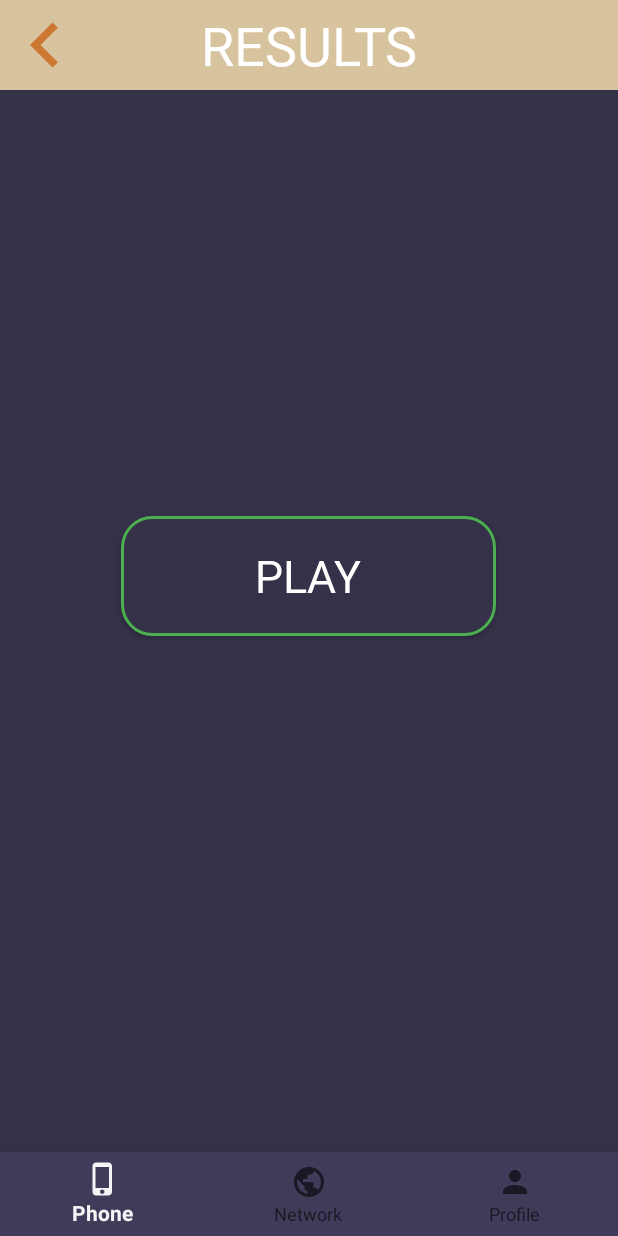
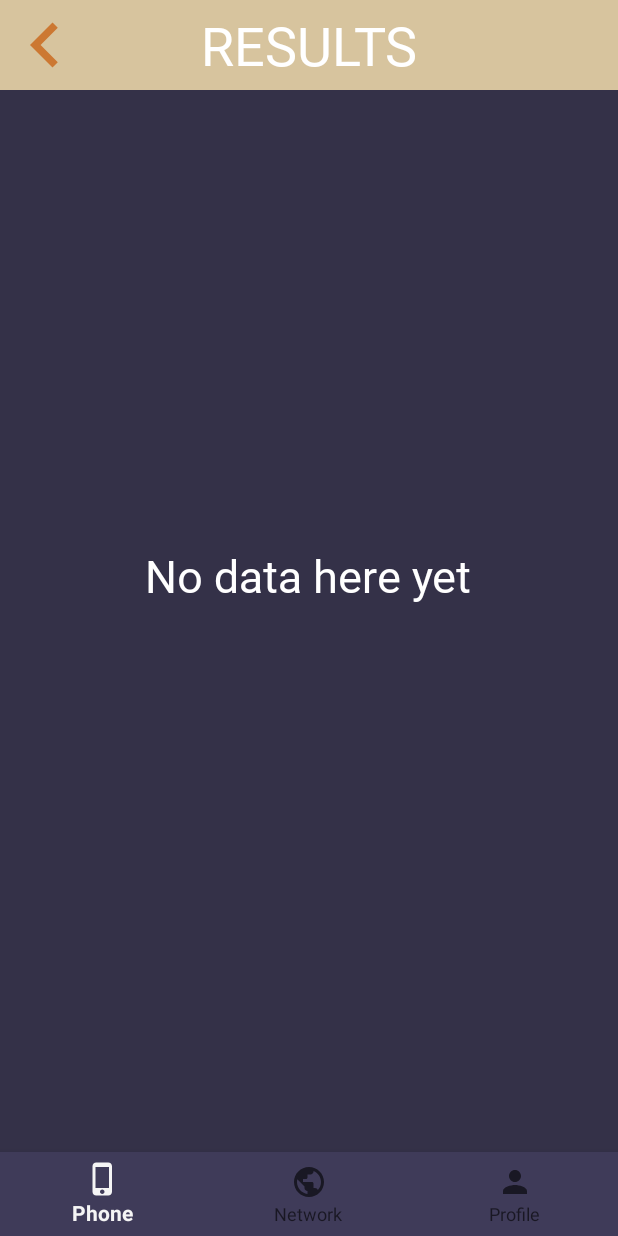
Before and after one commit to akimovve/Concentration_Game, an Android app: the PhoneFragment screen opened directly, with no data from a screen before it, on a phone screen of 412 x 824 dp. Run offline under Robolectric (Android 15) with nearby library versions, the phone set to English and light mode, and no system bars; our stand-ins replace Firebase (no records; nobody signed in at launch, a user with empty details on screens opened directly); Roboto replaces fonts that are not available here.

Commit message:
Changes in view

```diff
--- a/app/src/main/java/com/example/concentration/fragments/PhoneFragment.java
+++ b/app/src/main/java/com/example/concentration/fragments/PhoneFragment.java
@@ -24,6 +24,7 @@ import androidx.fragment.app.Fragment;
 import com.example.concentration.activities.HomeActivity;
 import com.example.concentration.data.DataBaseHelper;
 import com.example.concentration.R;
+import com.example.concentration.game.ChallengeGameActivity;
 import com.example.concentration.game.MainGameActivity;
 
 import java.util.ArrayList;
@@ -40,16 +41,15 @@ public class PhoneFragment extends Fragment {
     private Map<String, Integer> arrayPoints = new HashMap<>();
     private List<Map.Entry<String, Double>> sortList;
     private TableLayout resultsTableLayout;
-    private Button playButton;
-    private Animation myAnim;
+    private TextView txtData;
 
     @Nullable
     @Override
     public View onCreateView(@NonNull LayoutInflater inflater, @Nullable ViewGroup container, @Nullable Bundle savedInstanceState) {
         View view = inflater.inflate(R.layout.fragment_phone, container, false);
         resultsTableLayout = view.findViewById(R.id.resTable);
-        playButton = view.findViewById(R.id.start_playButton);
-        myAnim = AnimationUtils.loadAnimation(getContext(), R.anim.scale);
+        txtData = view.findViewById(R.id.text_data);
+        Animation myAnim = AnimationUtils.loadAnimation(getContext(), R.anim.scale);
 
         return view;
     }
@@ -93,18 +93,7 @@ public class PhoneFragment extends Fragment {
             for (int index = 1; index <= size; index++) {
                 addRow(index, sortList.get(index - 1).getKey(), arrayPercents.get(sortList.get(index - 1).getKey()));
             }
-        } else {
-            playButton.setVisibility(View.VISIBLE);
-            playButton.setOnClickListener(new View.OnClickListener() {
-                @Override
-                public void onClick(View v) {
-                    v.startAnimation(myAnim);
-                    Intent intent = new Intent(getActivity(), MainGameActivity.class);
-                    startActivity(intent);
-                }
-            });
-        }
-
+        } else txtData.setVisibility(View.VISIBLE);
     }
 
     private void addRow(final int id, String name, Double percents) {
--- a/app/src/main/res/layout/fragment_phone.xml
+++ b/app/src/main/res/layout/fragment_phone.xml
@@ -30,15 +30,15 @@
             android:layout_height="wrap_content" />
     </LinearLayout>
 
-    <Button
-        android:id="@+id/start_playButton"
+    <TextView
+        android:id="@+id/text_data"
         android:layout_width="250dp"
         android:layout_height="80dp"
-        android:text="@string/play"
-        android:background="@drawable/button_background_play"
+        android:text="No data here yet"
         android:layout_centerInParent="true"
         android:fontFamily="@font/sf_pro_bold"
         android:textColor="@color/white"
         android:textSize="30sp"
+        android:gravity="center"
         android:visibility="invisible" />
 </RelativeLayout>
--- a/build.gradle
+++ b/build.gradle
@@ -8,7 +8,7 @@ buildscript {
 
     }
     dependencies {
-        classpath 'com.android.tools.build:gradle:3.6.2'
+        classpath 'com.android.tools.build:gradle:3.6.3'
         classpath 'com.google.gms:google-services:4.3.3'
 
         // NOTE: Do not place your application dependencies here; they belong
```
Also changed, not shown: app/src/main/res/layout/gameplay_layout.xml (+4 -3 lines), 6 other files.
